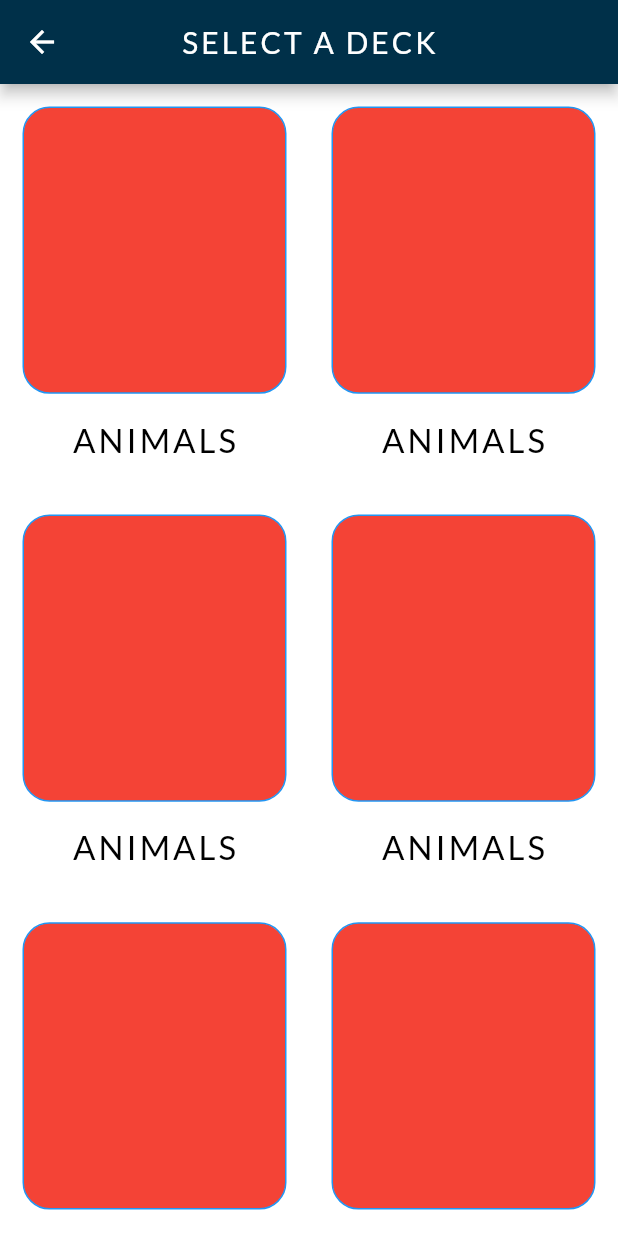
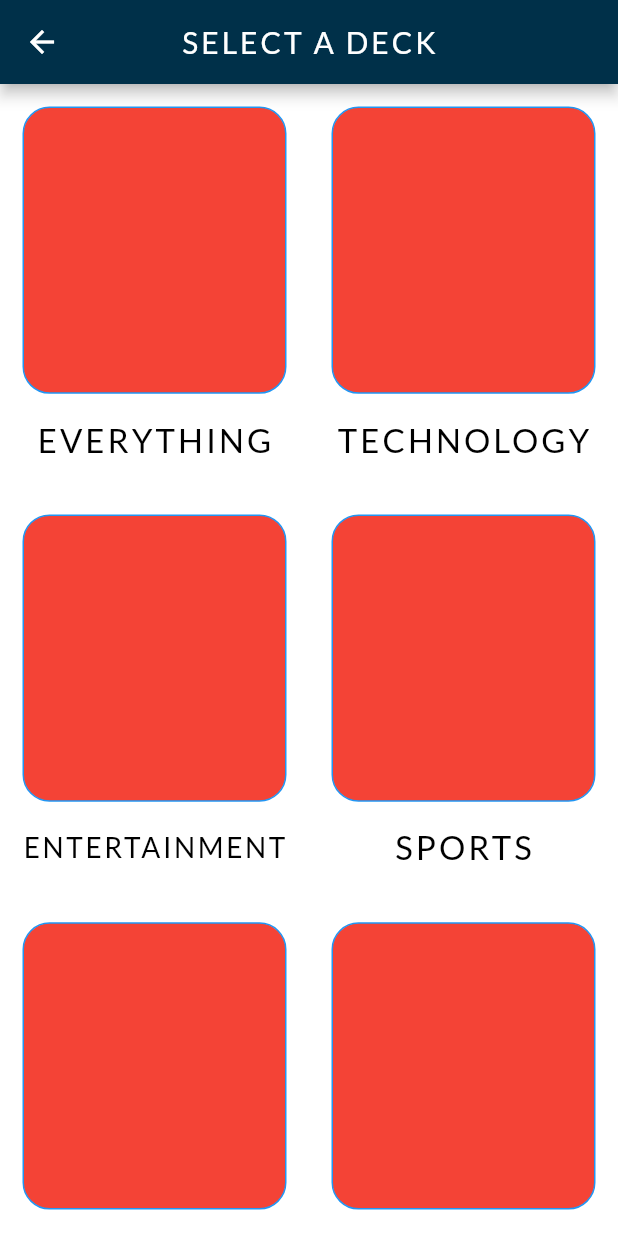
Before and after one commit to astutz96/catchphrase, a Flutter app: the SelectDeckScreen screen opened directly, on a phone screen of 412 x 824 dp. Run offline on Flutter 3.47's test engine with Material 2 defaults, Android fonts, the phone set to English and light mode, and no system bars.

Commit message:
adding constructors for deckcard and Card

```diff
--- a/lib/select_deck_screen.dart
+++ b/lib/select_deck_screen.dart
@@ -17,10 +17,10 @@ class SelectDeckScreen extends StatelessWidget {
       body: Container(
           child: ListView(
             children: <Widget>[
-              DeckCardRow(),
-              DeckCardRow(),
-              DeckCardRow(),
-              DeckCardRow(),
+              DeckCardRow(DeckCard('Everything'), DeckCard('Technology')),
+              DeckCardRow(DeckCard('Entertainment'), DeckCard('Sports')),
+              DeckCardRow(DeckCard('Transportation'), DeckCard('Home')),
+              DeckCardRow(DeckCard('Food / Drink'), DeckCard('Animals')),
             ],
           ),
       ),
@@ -29,6 +29,10 @@ class SelectDeckScreen extends StatelessWidget {
 }
 
 class DeckCardRow extends StatelessWidget {
+  final DeckCard card1;
+  final DeckCard card2;
+  DeckCardRow(this.card1, this.card2);
+
   @override
   Widget build(BuildContext context) {
     return Container(
@@ -39,13 +43,13 @@ class DeckCardRow extends StatelessWidget {
           Expanded(
               child: Container(
                 padding: EdgeInsets.all(10),
-                  child: DeckCard(),
+                  child: card1,
               ),
           ),
           Expanded(
             child: Container(
               padding: EdgeInsets.all(10),
-              child: DeckCard(),
+              child: card2,
             ),
           ),
         ],
@@ -56,6 +60,10 @@ class DeckCardRow extends StatelessWidget {
 
 
 class DeckCard extends StatelessWidget {
+
+  final String name;
+  DeckCard(this.name);
+
   @override
   Widget build(BuildContext context) {
     return Container(
@@ -82,10 +90,12 @@ class DeckCard extends StatelessWidget {
           Expanded(
             flex: 1,
             child: Center(
+              child: Container(
+                padding: EdgeInsets.all(5.0),
                 child: FittedBox(
                   fit: BoxFit.contain,
                   child: Text(
-                  'ANIMALS',
+                    name.toUpperCase(),
                     style: TextStyle(
                         color: Colors.black,
                         fontFamily: 'Lato',
@@ -96,6 +106,7 @@ class DeckCard extends StatelessWidget {
                 ),
               ),
             ),
+          ),
         ],
       ),
     );
```
Lines whose indentation alone changed are shown as unchanged.
